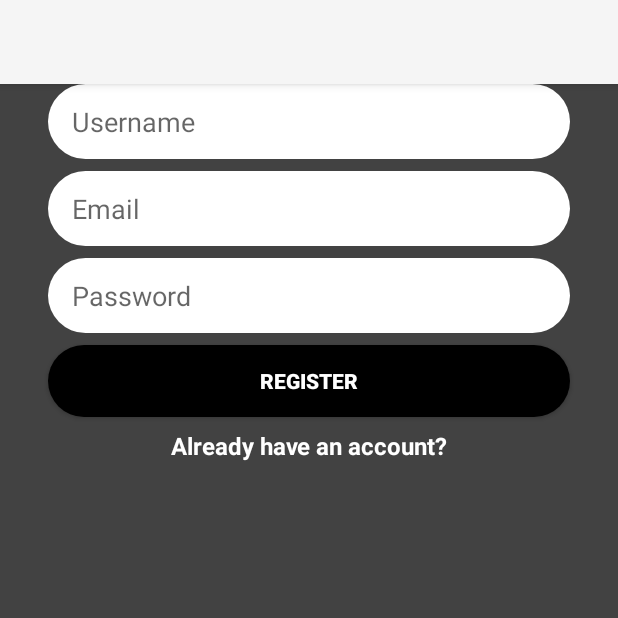
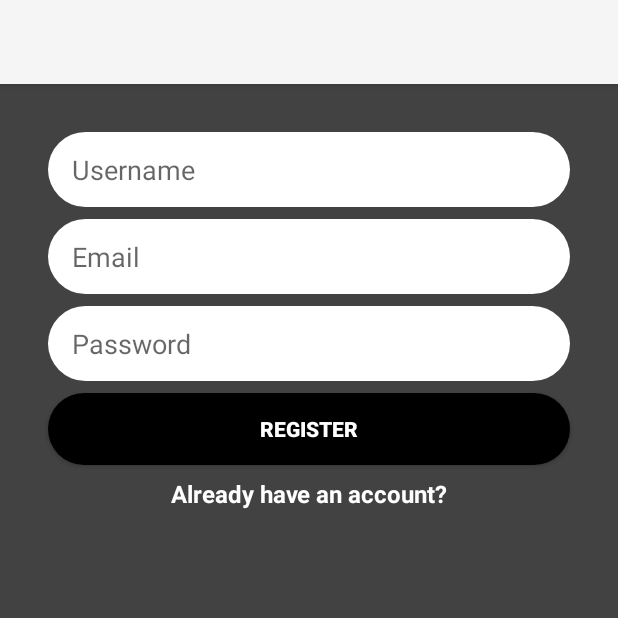
Before and after one commit to Sowul/CryptoMemes, an Android app: the screen it shows after launch (RegisterActivity), on a phone screen of 412 x 824 dp, the top half of it. Run offline under Robolectric (Android 15) with nearby library versions, the phone set to English and light mode, and no system bars.

Commit message:
Add layout_marginTop 32dp to username_edittxt_reg

```diff
--- a/app/src/main/res/layout/activity_register.xml
+++ b/app/src/main/res/layout/activity_register.xml
@@ -22,7 +22,7 @@
             android:paddingLeft="16dp"
             app:layout_constraintEnd_toEndOf="parent"
             app:layout_constraintStart_toStartOf="parent"
-            tools:layout_editor_absoluteY="214dp"/>
+            android:layout_marginTop="32dp" app:layout_constraintTop_toTopOf="parent"/>
 
     <EditText
             android:id="@+id/email_edittxt_reg"
```
